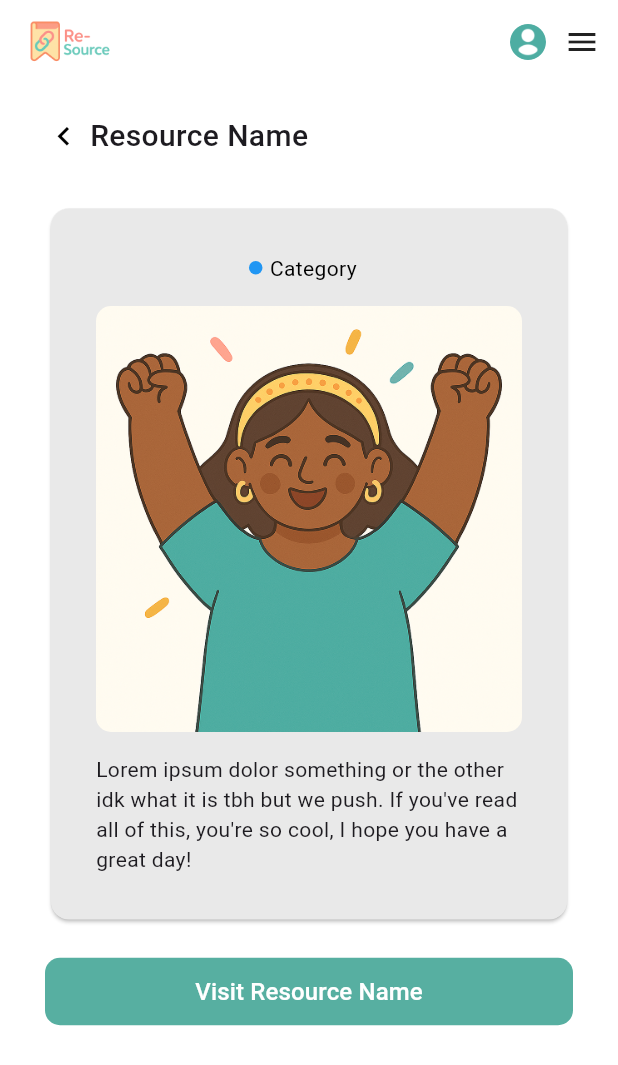
After one commit to TaigaTi/Re-Source, a Flutter app: the ResourceDetails screen opened directly, on a phone screen of 412 x 824 dp. The commit adds this screen. Shown: the top 1065 px of the screen. Run offline on Flutter 3.47's test engine with Material 3 defaults, Android fonts, the phone set to English and light mode, and no system bars; our stand-ins replace cloud_firestore, firebase_auth, firebase_core, firebase_crashlytics; accounts and stored records are empty.

Commit message:
Created resource detail page

```diff
--- /dev/null
+++ b/lib/pages/resource_details.dart
@@ -0,0 +1,120 @@
+import 'package:flutter/material.dart';
+import 'package:re_source/widgets/back_title.dart';
+import 'package:re_source/widgets/custom_appbar.dart';
+import 'package:re_source/widgets/custom_drawer.dart';
+
+class ResourceDetails extends StatelessWidget {
+  const ResourceDetails({super.key});
+
+  @override
+  Widget build(BuildContext context) {
+    return Scaffold(
+      appBar: const CustomAppBar(),
+      drawer: const CustomDrawer(),
+      backgroundColor: Colors.white,
+      body: SafeArea(
+        child: SingleChildScrollView(
+          child: Padding(
+            padding: const EdgeInsets.symmetric(
+              vertical: 20.0,
+              horizontal: 30.0,
+            ),
+            child: Column(
+              children: [
+                BackTitle(title: "Resource Name"),
+                SizedBox(height: 30),
+                Card(
+                  color: Color.fromARGB(255, 233, 233, 233),
+                  child: Padding(
+                    padding: const EdgeInsets.all(30.0),
+                    child: Column(
+                      spacing: 15,
+                      children: [
+                        Row(
+                          crossAxisAlignment: CrossAxisAlignment.start,
+                          mainAxisSize: MainAxisSize.min,
+                          children: [
+                            Padding(
+                              padding: const EdgeInsets.only(
+                                right: 5.0,
+                                top: 5,
+                              ),
+                              child: Container(
+                                width: 9,
+                                height: 9,
+                                decoration: BoxDecoration(
+                                  color: Colors.blue,
+                                  shape: BoxShape.circle,
+                                ),
+                              ),
+                            ),
+                            // Title text
+                            Flexible(
+                              child: Text(
+                                "Category",
+                                maxLines: 1,
+                                textAlign: TextAlign.center,
+                                style: TextStyle(
+                                  fontWeight: FontWeight.w400,
+                                  color: Colors.black,
+                                  overflow: TextOverflow.ellipsis,
+                                ),
+                              ),
+                            ),
+                            SizedBox(width: 8),
+                          ],
+                        ),
+                        Container(
+                          decoration: const BoxDecoration(
+                            borderRadius: BorderRadius.all(Radius.circular(10)),
+                          ),
+                          clipBehavior: Clip.antiAlias,
+                          child: Image(
+                            image: AssetImage("assets/images/success.png"),
+                            width: double.infinity,
+                            fit: BoxFit.cover,
+                          ),
+                        ),
+                        Column(
+                          spacing: 5,
+                          children: [
+                            Text(
+                              "Lorem ipsum dolor something or the other idk what it is tbh but we push. If you've read all of this, you're so cool, I hope you have a great day!",
+                            ),
+                          ],
+                        ),
+                      ],
+                    ),
+                  ),
+                ),
+                Padding(
+                  padding: const EdgeInsets.only(top: 20),
+                  child: FilledButton(
+                    onPressed: () {},
+                    style: ButtonStyle(
+                      minimumSize: WidgetStateProperty.all(
+                        const Size(double.infinity, 45),
+                      ),
+                      shape: WidgetStateProperty.all(
+                        RoundedRectangleBorder(
+                          borderRadius: BorderRadius.circular(10),
+                        ),
+                      ),
+                      backgroundColor: WidgetStateProperty.all(
+                        const Color.fromARGB(255, 87, 175, 161),
+                      ),
+                    ),
+                    child: const Text(
+                      "Visit Resource Name",
+                      style: TextStyle(fontSize: 16),
+                    ),
+                  ),
+                ),
+              ],
+            ),
+          ),
+        ),
+      ),
+    );
+  }
+}
--- a/lib/widgets/resource_card.dart
+++ b/lib/widgets/resource_card.dart
@@ -1,4 +1,5 @@
 import 'package:flutter/material.dart';
+import 'package:re_source/pages/resource_details.dart';
 
 class ResourceCard extends StatelessWidget {
   final String id;
@@ -28,7 +29,19 @@ class ResourceCard extends StatelessWidget {
 
   @override
   Widget build(BuildContext context) {
-    return Card(
+    return InkWell(
+      onTap: () {
+        Navigator.push(
+          context,
+          PageRouteBuilder(
+            pageBuilder: (context, animation, secondaryAnimation) =>
+                const ResourceDetails(),
+            transitionDuration: Duration.zero,
+            reverseTransitionDuration: Duration.zero,
+          ),
+        );
+      },
+      child: Card(
         color: backgroundColor ?? categoryColor,
         child: SizedBox(
           width: double.infinity,
@@ -90,6 +103,7 @@ class ResourceCard extends StatelessWidget {
             ),
           ),
         ),
+      ),
     );
   }
 }
```
Lines whose indentation alone changed are shown as unchanged.
